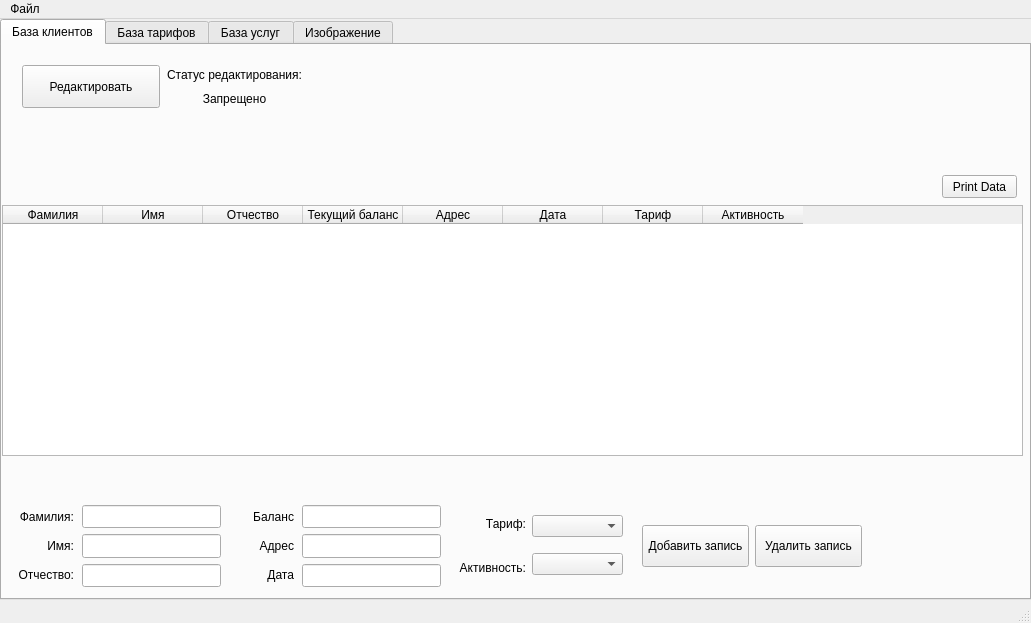
Qt form DB_interface.ui (Sergey-ENOT/Str.And.Alg.-CourseWork-) before a commit.
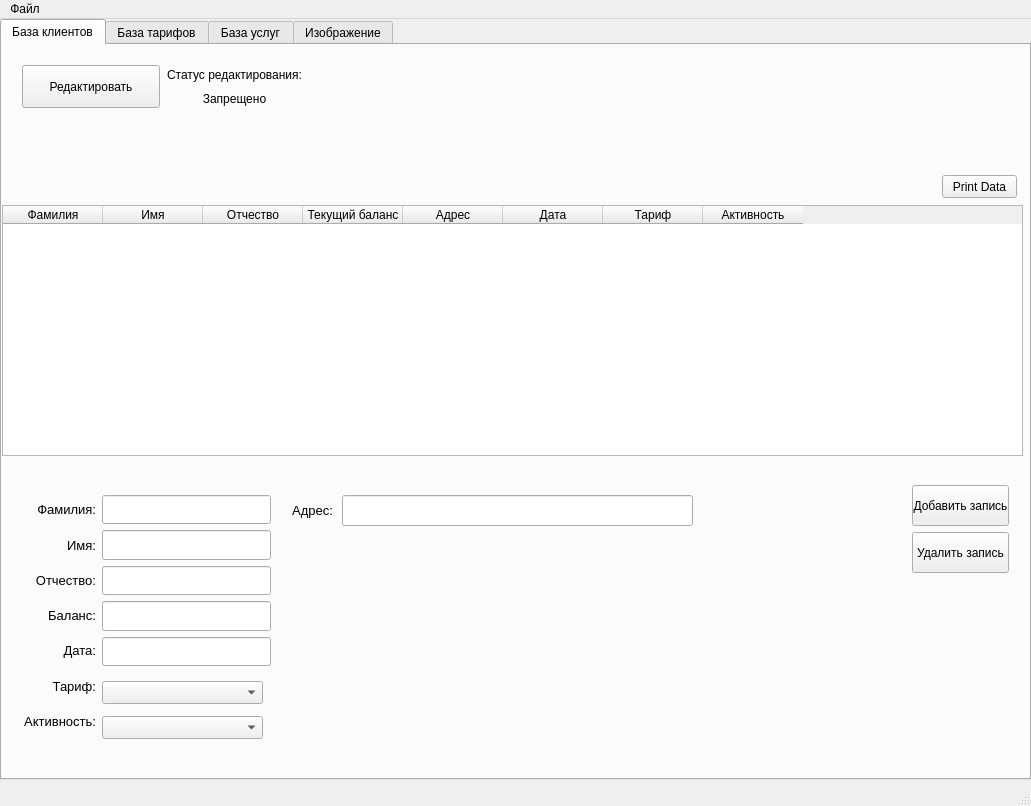
The same form after that commit. Icons and pictures are not drawn.

Diff of the .ui file:
```diff
--- a/DB_interface.ui
+++ b/DB_interface.ui
@@ -7,7 +7,7 @@
     <x>0</x>
     <y>0</y>
     <width>1031</width>
-    <height>623</height>
+    <height>806</height>
    </rect>
   </property>
   <property name="windowTitle">
@@ -23,7 +23,7 @@
       <x>0</x>
       <y>0</y>
       <width>1031</width>
-      <height>581</height>
+      <height>761</height>
      </rect>
     </property>
     <property name="currentIndex">
@@ -208,14 +208,241 @@
      <widget class="QWidget" name="layoutWidget">
       <property name="geometry">
        <rect>
-        <x>10</x>
-        <y>460</y>
-        <width>62</width>
-        <height>81</height>
+        <x>100</x>
+        <y>630</y>
+        <width>161</width>
+        <height>71</height>
+       </rect>
+      </property>
+      <layout class="QVBoxLayout" name="verticalLayout_8">
+       <item>
+        <widget class="QComboBox" name="comboBoxTariff">
+         <property name="font">
+          <font>
+           <pointsize>10</pointsize>
+          </font>
+         </property>
+         <property name="sizeAdjustPolicy">
+          <enum>QComboBox::AdjustToContents</enum>
+         </property>
+        </widget>
+       </item>
+       <item>
+        <widget class="QComboBox" name="comboBoxActive">
+         <property name="font">
+          <font>
+           <pointsize>10</pointsize>
+          </font>
+         </property>
+         <property name="sizeAdjustPolicy">
+          <enum>QComboBox::AdjustToContents</enum>
+         </property>
+        </widget>
+       </item>
+      </layout>
+     </widget>
+     <widget class="QWidget" name="layoutWidget">
+      <property name="geometry">
+       <rect>
+        <x>910</x>
+        <y>440</y>
+        <width>97</width>
+        <height>88</height>
+       </rect>
+      </property>
+      <layout class="QVBoxLayout" name="verticalLayout_4">
+       <item>
+        <widget class="QPushButton" name="pushButtonAdd">
+         <property name="enabled">
+          <bool>true</bool>
+         </property>
+         <property name="sizePolicy">
+          <sizepolicy hsizetype="Minimum" vsizetype="Minimum">
+           <horstretch>0</horstretch>
+           <verstretch>0</verstretch>
+          </sizepolicy>
+         </property>
+         <property name="minimumSize">
+          <size>
+           <width>0</width>
+           <height>40</height>
+          </size>
+         </property>
+         <property name="text">
+          <string>Добавить запись</string>
+         </property>
+        </widget>
+       </item>
+       <item>
+        <widget class="QPushButton" name="pushButtonDelete">
+         <property name="enabled">
+          <bool>true</bool>
+         </property>
+         <property name="sizePolicy">
+          <sizepolicy hsizetype="Minimum" vsizetype="Minimum">
+           <horstretch>0</horstretch>
+           <verstretch>0</verstretch>
+          </sizepolicy>
+         </property>
+         <property name="minimumSize">
+          <size>
+           <width>0</width>
+           <height>40</height>
+          </size>
+         </property>
+         <property name="text">
+          <string>Удалить запись</string>
+         </property>
+        </widget>
+       </item>
+      </layout>
+     </widget>
+     <widget class="QLabel" name="labelAddress">
+      <property name="geometry">
+       <rect>
+        <x>290</x>
+        <y>450</y>
+        <width>41</width>
+        <height>31</height>
+       </rect>
+      </property>
+      <property name="sizePolicy">
+       <sizepolicy hsizetype="Minimum" vsizetype="Minimum">
+        <horstretch>0</horstretch>
+        <verstretch>0</verstretch>
+       </sizepolicy>
+      </property>
+      <property name="font">
+       <font>
+        <pointsize>10</pointsize>
+       </font>
+      </property>
+      <property name="text">
+       <string>Адрес:</string>
+      </property>
+      <property name="alignment">
+       <set>Qt::AlignRight|Qt::AlignTrailing|Qt::AlignVCenter</set>
+      </property>
+     </widget>
+     <widget class="QLineEdit" name="lineEditAddress">
+      <property name="geometry">
+       <rect>
+        <x>340</x>
+        <y>450</y>
+        <width>351</width>
+        <height>31</height>
+       </rect>
+      </property>
+      <property name="sizePolicy">
+       <sizepolicy hsizetype="Minimum" vsizetype="Minimum">
+        <horstretch>0</horstretch>
+        <verstretch>0</verstretch>
+       </sizepolicy>
+      </property>
+      <property name="font">
+       <font>
+        <pointsize>12</pointsize>
+       </font>
+      </property>
+     </widget>
+     <widget class="QWidget" name="">
+      <property name="geometry">
+       <rect>
+        <x>100</x>
+        <y>450</y>
+        <width>169</width>
+        <height>171</height>
        </rect>
       </property>
       <layout class="QVBoxLayout" name="verticalLayout_3">
        <item>
+        <widget class="QLineEdit" name="lineEditSurname">
+         <property name="sizePolicy">
+          <sizepolicy hsizetype="Minimum" vsizetype="Minimum">
+           <horstretch>0</horstretch>
+           <verstretch>0</verstretch>
+          </sizepolicy>
+         </property>
+         <property name="font">
+          <font>
+           <pointsize>12</pointsize>
+          </font>
+         </property>
+        </widget>
+       </item>
+       <item>
+        <widget class="QLineEdit" name="lineEditName">
+         <property name="sizePolicy">
+          <sizepolicy hsizetype="Minimum" vsizetype="Minimum">
+           <horstretch>0</horstretch>
+           <verstretch>0</verstretch>
+          </sizepolicy>
+         </property>
+         <property name="font">
+          <font>
+           <pointsize>12</pointsize>
+          </font>
+         </property>
+        </widget>
+       </item>
+       <item>
+        <widget class="QLineEdit" name="lineEditPatronymic">
+         <property name="sizePolicy">
+          <sizepolicy hsizetype="Minimum" vsizetype="Minimum">
+           <horstretch>0</horstretch>
+           <verstretch>0</verstretch>
+          </sizepolicy>
+         </property>
+         <property name="font">
+          <font>
+           <pointsize>12</pointsize>
+          </font>
+         </property>
+        </widget>
+       </item>
+       <item>
+        <widget class="QLineEdit" name="lineEditCurrentB">
+         <property name="sizePolicy">
+          <sizepolicy hsizetype="Minimum" vsizetype="Minimum">
+           <horstretch>0</horstretch>
+           <verstretch>0</verstretch>
+          </sizepolicy>
+         </property>
+         <property name="font">
+          <font>
+           <pointsize>12</pointsize>
+          </font>
+         </property>
+        </widget>
+       </item>
+       <item>
+        <widget class="QLineEdit" name="lineEditDate">
+         <property name="sizePolicy">
+          <sizepolicy hsizetype="Minimum" vsizetype="Minimum">
+           <horstretch>0</horstretch>
+           <verstretch>0</verstretch>
+          </sizepolicy>
+         </property>
+         <property name="font">
+          <font>
+           <pointsize>12</pointsize>
+          </font>
+         </property>
+        </widget>
+       </item>
+      </layout>
+     </widget>
+     <widget class="QWidget" name="">
+      <property name="geometry">
+       <rect>
+        <x>20</x>
+        <y>450</y>
+        <width>74</width>
+        <height>241</height>
+       </rect>
+      </property>
+      <layout class="QVBoxLayout" name="verticalLayout_2">
+       <item>
         <widget class="QLabel" name="labelName">
          <property name="sizePolicy">
           <sizepolicy hsizetype="Minimum" vsizetype="Minimum">
@@ -223,6 +450,11 @@
            <verstretch>0</verstretch>
           </sizepolicy>
          </property>
+         <property name="font">
+          <font>
+           <pointsize>10</pointsize>
+          </font>
+         </property>
          <property name="text">
           <string>Фамилия:</string>
          </property>
@@ -239,6 +471,11 @@
            <verstretch>0</verstretch>
           </sizepolicy>
          </property>
+         <property name="font">
+          <font>
+           <pointsize>10</pointsize>
+          </font>
+         </property>
          <property name="text">
           <string>Имя:</string>
          </property>
@@ -255,6 +492,11 @@
            <verstretch>0</verstretch>
           </sizepolicy>
          </property>
+         <property name="font">
+          <font>
+           <pointsize>10</pointsize>
+          </font>
+         </property>
          <property name="text">
           <string>Отчество:</string>
          </property>
@@ -263,60 +505,6 @@
          </property>
         </widget>
        </item>
-      </layout>
-     </widget>
-     <widget class="QWidget" name="layoutWidget">
-      <property name="geometry">
-       <rect>
-        <x>80</x>
-        <y>460</y>
-        <width>139</width>
-        <height>82</height>
-       </rect>
-      </property>
-      <layout class="QVBoxLayout" name="verticalLayout_4">
-       <item>
-        <widget class="QLineEdit" name="lineEditSurname">
-         <property name="sizePolicy">
-          <sizepolicy hsizetype="Minimum" vsizetype="Minimum">
-           <horstretch>0</horstretch>
-           <verstretch>0</verstretch>
-          </sizepolicy>
-         </property>
-        </widget>
-       </item>
-       <item>
-        <widget class="QLineEdit" name="lineEditName">
-         <property name="sizePolicy">
-          <sizepolicy hsizetype="Minimum" vsizetype="Minimum">
-           <horstretch>0</horstretch>
-           <verstretch>0</verstretch>
-          </sizepolicy>
-         </property>
-        </widget>
-       </item>
-       <item>
-        <widget class="QLineEdit" name="lineEditPatronymic">
-         <property name="sizePolicy">
-          <sizepolicy hsizetype="Minimum" vsizetype="Minimum">
-           <horstretch>0</horstretch>
-           <verstretch>0</verstretch>
-          </sizepolicy>
-         </property>
-        </widget>
-       </item>
-      </layout>
-     </widget>
-     <widget class="QWidget" name="layoutWidget_2">
-      <property name="geometry">
-       <rect>
-        <x>230</x>
-        <y>460</y>
-        <width>62</width>
-        <height>81</height>
-       </rect>
-      </property>
-      <layout class="QVBoxLayout" name="verticalLayout_5">
        <item>
         <widget class="QLabel" name="labelCurrentB">
          <property name="sizePolicy">
@@ -325,24 +513,13 @@
            <verstretch>0</verstretch>
           </sizepolicy>
          </property>
-         <property name="text">
-          <string>Баланс</string>
+         <property name="font">
+          <font>
+           <pointsize>10</pointsize>
+          </font>
          </property>
-         <property name="alignment">
-          <set>Qt::AlignRight|Qt::AlignTrailing|Qt::AlignVCenter</set>
-         </property>
-        </widget>
-       </item>
-       <item>
-        <widget class="QLabel" name="labelAddress">
-         <property name="sizePolicy">
-          <sizepolicy hsizetype="Minimum" vsizetype="Minimum">
-           <horstretch>0</horstretch>
-           <verstretch>0</verstretch>
-          </sizepolicy>
-         </property>
          <property name="text">
-          <string>Адрес</string>
+          <string>Баланс:</string>
          </property>
          <property name="alignment">
           <set>Qt::AlignRight|Qt::AlignTrailing|Qt::AlignVCenter</set>
@@ -357,70 +534,26 @@
            <verstretch>0</verstretch>
           </sizepolicy>
          </property>
+         <property name="font">
+          <font>
+           <pointsize>10</pointsize>
+          </font>
+         </property>
          <property name="text">
-          <string>Дата</string>
+          <string>Дата:</string>
          </property>
          <property name="alignment">
           <set>Qt::AlignRight|Qt::AlignTrailing|Qt::AlignVCenter</set>
          </property>
         </widget>
        </item>
-      </layout>
-     </widget>
-     <widget class="QWidget" name="layoutWidget_3">
-      <property name="geometry">
-       <rect>
-        <x>300</x>
-        <y>460</y>
-        <width>139</width>
-        <height>82</height>
-       </rect>
-      </property>
-      <layout class="QVBoxLayout" name="verticalLayout_6">
        <item>
-        <widget class="QLineEdit" name="lineEditCurrentB">
-         <property name="sizePolicy">
-          <sizepolicy hsizetype="Minimum" vsizetype="Minimum">
-           <horstretch>0</horstretch>
-           <verstretch>0</verstretch>
-          </sizepolicy>
+        <widget class="QLabel" name="labelTariff">
+         <property name="font">
+          <font>
+           <pointsize>10</pointsize>
+          </font>
          </property>
-        </widget>
-       </item>
-       <item>
-        <widget class="QLineEdit" name="lineEditAddress">
-         <property name="sizePolicy">
-          <sizepolicy hsizetype="Minimum" vsizetype="Minimum">
-           <horstretch>0</horstretch>
-           <verstretch>0</verstretch>
-          </sizepolicy>
-         </property>
-        </widget>
-       </item>
-       <item>
-        <widget class="QLineEdit" name="lineEditDate">
-         <property name="sizePolicy">
-          <sizepolicy hsizetype="Minimum" vsizetype="Minimum">
-           <horstretch>0</horstretch>
-           <verstretch>0</verstretch>
-          </sizepolicy>
-         </property>
-        </widget>
-       </item>
-      </layout>
-     </widget>
-     <widget class="QWidget" name="layoutWidget">
-      <property name="geometry">
-       <rect>
-        <x>450</x>
-        <y>460</y>
-        <width>74</width>
-        <height>81</height>
-       </rect>
-      </property>
-      <layout class="QVBoxLayout" name="verticalLayout_7">
-       <item>
-        <widget class="QLabel" name="label">
          <property name="text">
           <string>Тариф:</string>
          </property>
@@ -430,7 +563,12 @@
         </widget>
        </item>
        <item>
-        <widget class="QLabel" name="label_2">
+        <widget class="QLabel" name="labelActive">
+         <property name="font">
+          <font>
+           <pointsize>10</pointsize>
+          </font>
+         </property>
          <property name="text">
           <string>Активность:</string>
          </property>
@@ -441,80 +579,6 @@
        </item>
       </layout>
      </widget>
-     <widget class="QWidget" name="layoutWidget">
-      <property name="geometry">
-       <rect>
-        <x>530</x>
-        <y>460</y>
-        <width>91</width>
-        <height>81</height>
-       </rect>
-      </property>
-      <layout class="QVBoxLayout" name="verticalLayout_8">
-       <item>
-        <widget class="QComboBox" name="comboBoxTariff"/>
-       </item>
-       <item>
-        <widget class="QComboBox" name="comboBoxActive"/>
-       </item>
-      </layout>
-     </widget>
-     <widget class="QWidget" name="layoutWidget">
-      <property name="geometry">
-       <rect>
-        <x>640</x>
-        <y>480</y>
-        <width>220</width>
-        <height>42</height>
-       </rect>
-      </property>
-      <layout class="QHBoxLayout" name="horizontalLayout_2">
-       <item>
-        <widget class="QPushButton" name="pushButtonAdd">
-         <property name="enabled">
-          <bool>true</bool>
-         </property>
-         <property name="sizePolicy">
-          <sizepolicy hsizetype="Minimum" vsizetype="Minimum">
-           <horstretch>0</horstretch>
-           <verstretch>0</verstretch>
-          </sizepolicy>
-         </property>
-         <property name="minimumSize">
-          <size>
-           <width>0</width>
-           <height>40</height>
-          </size>
-         </property>
-         <property name="text">
-          <string>Добавить запись</string>
-         </property>
-        </widget>
-       </item>
-       <item>
-        <widget class="QPushButton" name="pushButtonDelete">
-         <property name="enabled">
-          <bool>true</bool>
-         </property>
-         <property name="sizePolicy">
-          <sizepolicy hsizetype="Minimum" vsizetype="Minimum">
-           <horstretch>0</horstretch>
-           <verstretch>0</verstretch>
-          </sizepolicy>
-         </property>
-         <property name="minimumSize">
-          <size>
-           <width>0</width>
-           <height>40</height>
-          </size>
-         </property>
-         <property name="text">
-          <string>Удалить запись</string>
-         </property>
-        </widget>
-       </item>
-      </layout>
-     </widget>
     </widget>
     <widget class="QWidget" name="tabTariff">
      <attribute name="title">
```
